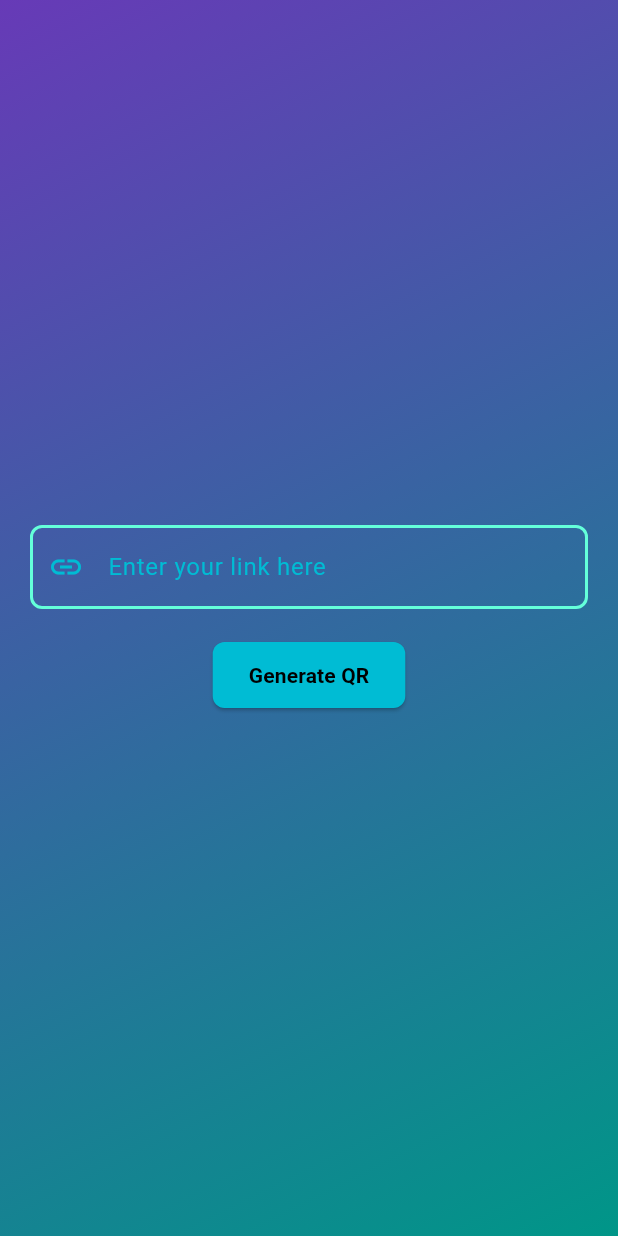
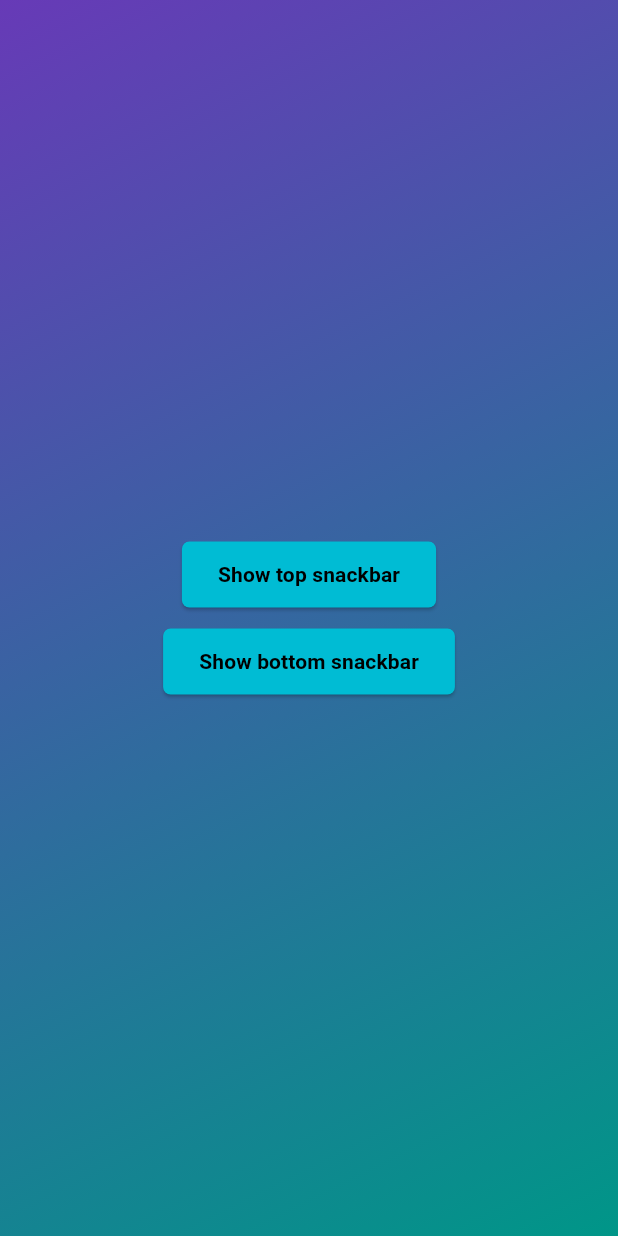
Before and after one commit to Dicky-27/codervamp-flutter, a Flutter app: the screen it shows after launch, on a phone screen of 412 x 824 dp. Run offline on Flutter 3.47's test engine with Material 3 defaults, Android fonts, the phone set to English and light mode, and no system bars; our stand-ins replace animated_text_kit, lottie, qr_flutter, share_plus, swipeable_button_view; missing offline and left inert: tutorial_coach_mark.

Commit message:
create(snackbar): create custom

```diff
--- a/lib/main.dart
+++ b/lib/main.dart
@@ -1,4 +1,4 @@
-import 'package:codervamp/qr/qr_generator.dart';
+import 'package:codervamp/snackbar/custom_snackbar.dart';
 import 'package:flutter/material.dart';
 
 void main() {
@@ -18,7 +18,7 @@ class MyApp extends StatelessWidget {
         primaryColor: Colors.teal,
         visualDensity: VisualDensity.adaptivePlatformDensity,
       ),
-      home: const QRGeneratorWidget(),
+      home: const CustomSnackbar(),
     );
   }
 }
--- a/lib/qr/qr_generator.dart
+++ b/lib/qr/qr_generator.dart
@@ -156,7 +156,6 @@ class _QRGeneratorWidgetState extends State<QRGeneratorWidget> {
         padding: const EdgeInsets.all(20),
         decoration: const BoxDecoration(
           gradient: LinearGradient(
-            // Background gradient
             begin: Alignment.topLeft,
             end: Alignment.bottomRight,
             colors: [Colors.deepPurple, Colors.teal],
--- /dev/null
+++ b/lib/snackbar/custom_snackbar.dart
@@ -0,0 +1,89 @@
+import 'package:codervamp/glassmorphism/components/frostedglassbox.dart';
+import 'package:flutter/material.dart';
+
+class CustomSnackbar extends StatefulWidget {
+  const CustomSnackbar({super.key});
+
+  @override
+  State<CustomSnackbar> createState() => _CustomSnackbarState();
+}
+
+class _CustomSnackbarState extends State<CustomSnackbar> {
+  void showSnackBar(BuildContext context, [bool isTop = true]) {
+    final snackBar = SnackBar(
+      elevation: 0,
+      content: const FrostedGlassBoxWidget(
+          width: double.maxFinite,
+          height: 50,
+          borderRadius: 11,
+          child: Text(
+            "📢 Yay! A SnackBar!",
+            style: TextStyle(color: Colors.white, fontWeight: FontWeight.w700),
+          )),
+      backgroundColor: Colors.transparent,
+      behavior: SnackBarBehavior.floating,
+      dismissDirection: isTop ? DismissDirection.up : DismissDirection.down,
+      margin: EdgeInsets.only(
+          bottom: isTop ? MediaQuery.of(context).size.height - 160 : 10,
+          left: 10,
+          right: 10),
+    );
+    ScaffoldMessenger.of(context).showSnackBar(snackBar);
+  }
+
+  @override
+  Widget build(BuildContext context) {
+    return Scaffold(
+      backgroundColor: Colors.red,
+      body: Container(
+        padding: const EdgeInsets.all(20),
+        width: double.maxFinite,
+        decoration: const BoxDecoration(
+          gradient: LinearGradient(
+            begin: Alignment.topLeft,
+            end: Alignment.bottomRight,
+            colors: [Colors.deepPurple, Colors.teal],
+          ),
+        ),
+        child: Column(
+          mainAxisAlignment: MainAxisAlignment.center,
+          children: [
+            ElevatedButton(
+              onPressed: () => showSnackBar(context),
+              style: ElevatedButton.styleFrom(
+                backgroundColor: Colors.cyan,
+                foregroundColor: Colors.black,
+                padding:
+                    const EdgeInsets.symmetric(vertical: 12, horizontal: 24),
+                shape: RoundedRectangleBorder(
+                  borderRadius: BorderRadius.circular(5),
+                ),
+              ),
+              child: const Text(
+                'Show top snackbar',
+                style: TextStyle(fontWeight: FontWeight.w600),
+              ),
+            ),
+            const SizedBox(height: 10),
+            ElevatedButton(
+              onPressed: () => showSnackBar(context, false),
+              style: ElevatedButton.styleFrom(
+                backgroundColor: Colors.cyan,
+                foregroundColor: Colors.black,
+                padding:
+                    const EdgeInsets.symmetric(vertical: 12, horizontal: 24),
+                shape: RoundedRectangleBorder(
+                  borderRadius: BorderRadius.circular(5),
+                ),
+              ),
+              child: const Text(
+                'Show bottom snackbar',
+                style: TextStyle(fontWeight: FontWeight.w600),
+              ),
+            ),
+          ],
+        ),
+      ),
+    );
+  }
+}
```
Also changed, not shown: lib/glassmorphism/components/frostedglassbox.dart (+5 -3 lines), 1 other file.
